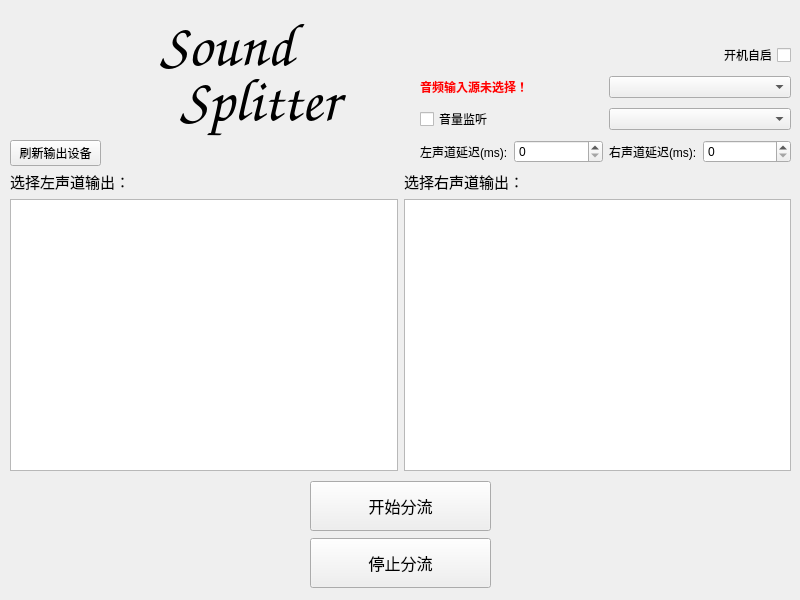
This is src/ss/integration/app/ui/main_window.ui in handsome-Druid/SoundSpliter as Qt 5 draws it before an edit. The edited form follows.
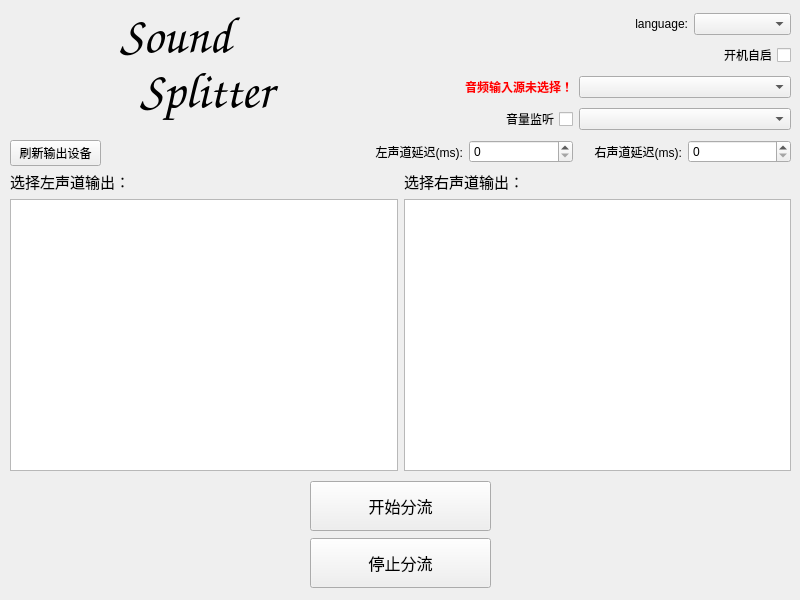
This is the edited form. Icons and pictures are not drawn. Custom widgets are drawn as their Qt base class.

Patch:
```diff
--- a/src/ss/integration/app/ui/main_window.ui
+++ b/src/ss/integration/app/ui/main_window.ui
@@ -33,10 +33,10 @@
    <widget class="QLabel" name="iconLabel">
     <property name="geometry">
      <rect>
-      <x>10</x>
-      <y>0</y>
-      <width>160</width>
-      <height>160</height>
+      <x>0</x>
+      <y>10</y>
+      <width>131</width>
+      <height>131</height>
      </rect>
     </property>
     <property name="text">
@@ -55,8 +55,8 @@
    <widget class="QLabel" name="soundLabel">
     <property name="geometry">
      <rect>
-      <x>160</x>
-      <y>10</y>
+      <x>120</x>
+      <y>0</y>
       <width>171</width>
       <height>71</height>
      </rect>
@@ -69,7 +69,7 @@
      </font>
     </property>
     <property name="styleSheet">
-     <string notr="true">font-size: 60px</string>
+     <string notr="true">font-size: 50px</string>
     </property>
     <property name="text">
      <string>Sound</string>
@@ -181,9 +181,9 @@
    <widget class="QWidget" name="layoutWidget">
     <property name="geometry">
      <rect>
-      <x>420</x>
+      <x>360</x>
       <y>40</y>
-      <width>371</width>
+      <width>431</width>
       <height>127</height>
      </rect>
     </property>
@@ -207,12 +207,18 @@
            <bold>true</bold>
           </font>
          </property>
+         <property name="autoFillBackground">
+          <bool>false</bool>
+         </property>
          <property name="styleSheet">
           <string notr="true">color: rgb(255, 0, 0)</string>
          </property>
          <property name="text">
           <string>音频输入源未选择！</string>
          </property>
+         <property name="alignment">
+          <set>Qt::AlignmentFlag::AlignRight|Qt::AlignmentFlag::AlignTrailing|Qt::AlignmentFlag::AlignVCenter</set>
+         </property>
         </widget>
        </item>
        <item>
@@ -224,6 +230,9 @@
       <layout class="QHBoxLayout" name="horizontalLayout_4">
        <item>
         <widget class="QCheckBox" name="audioCheckBox">
+         <property name="layoutDirection">
+          <enum>Qt::LayoutDirection::RightToLeft</enum>
+         </property>
          <property name="text">
           <string>音量监听</string>
          </property>
@@ -241,6 +250,9 @@
          <property name="text">
           <string>左声道延迟(ms):</string>
          </property>
+         <property name="alignment">
+          <set>Qt::AlignmentFlag::AlignRight|Qt::AlignmentFlag::AlignTrailing|Qt::AlignmentFlag::AlignVCenter</set>
+         </property>
         </widget>
        </item>
        <item>
@@ -258,6 +270,9 @@
          <property name="text">
           <string>右声道延迟(ms):</string>
          </property>
+         <property name="alignment">
+          <set>Qt::AlignmentFlag::AlignRight|Qt::AlignmentFlag::AlignTrailing|Qt::AlignmentFlag::AlignVCenter</set>
+         </property>
         </widget>
        </item>
        <item>
@@ -277,8 +292,8 @@
    <widget class="QLabel" name="splitterLabel">
     <property name="geometry">
      <rect>
-      <x>180</x>
-      <y>60</y>
+      <x>140</x>
+      <y>50</y>
       <width>231</width>
       <height>81</height>
      </rect>
@@ -291,12 +306,37 @@
      </font>
     </property>
     <property name="styleSheet">
-     <string notr="true">font-size: 60px</string>
+     <string notr="true">font-size: 50px</string>
     </property>
     <property name="text">
      <string>Splitter</string>
     </property>
    </widget>
+   <widget class="QWidget" name="">
+    <property name="geometry">
+     <rect>
+      <x>590</x>
+      <y>10</y>
+      <width>201</width>
+      <height>28</height>
+     </rect>
+    </property>
+    <layout class="QHBoxLayout" name="horizontalLayout_6">
+     <item>
+      <widget class="QLabel" name="languageLabel">
+       <property name="text">
+        <string>language:</string>
+       </property>
+       <property name="alignment">
+        <set>Qt::AlignmentFlag::AlignRight|Qt::AlignmentFlag::AlignTrailing|Qt::AlignmentFlag::AlignVCenter</set>
+       </property>
+      </widget>
+     </item>
+     <item>
+      <widget class="QComboBox" name="comboBox"/>
+     </item>
+    </layout>
+   </widget>
   </widget>
   <action name="action">
    <property name="text">
```
Left out of the diff: 2 changed lines with no effect on the pictures.
